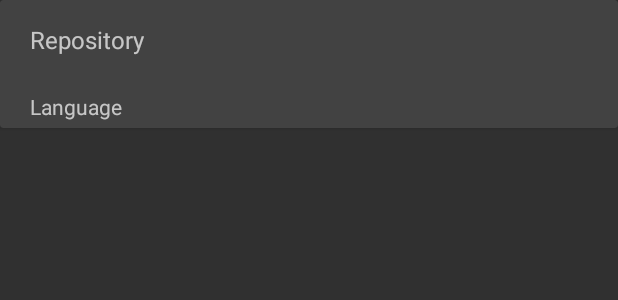
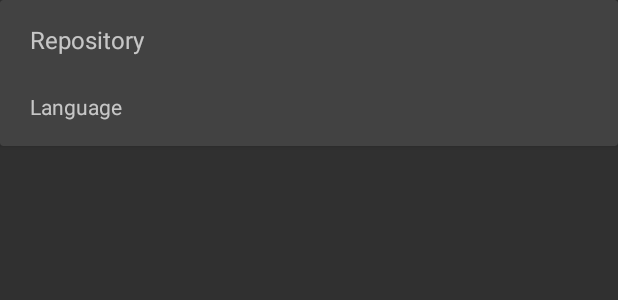
Before and after one commit to Harmo00ny/Github-Profile, an Android app: the layout item_repository.xml on its own in the app's theme, with its tools: preview values and no code run, on a phone screen of 412 x 824 dp. Shown: the top 300 px of the screen. Run offline under Robolectric (Android 15) with nearby library versions, the phone set to English and light mode, and no system bars.

Commit message:
Implementation of UI for repository list screen

```diff
--- /dev/null
+++ b/app/src/main/java/com/marysugar/github_profile/model/Languages.kt
@@ -0,0 +1,6 @@
+package com.marysugar.github_profile.model
+
+enum class Languages {
+    Kotlin,
+    Python
+}
--- a/app/src/main/java/com/marysugar/github_profile/ui/RepositoryListFragment.kt
+++ b/app/src/main/java/com/marysugar/github_profile/ui/RepositoryListFragment.kt
@@ -10,6 +10,7 @@ import androidx.fragment.app.Fragment
 import com.marysugar.github_profile.R
 import com.marysugar.github_profile.databinding.FragmentRepositoryBinding
 import com.marysugar.github_profile.ui.adapter.RepositoryListAdapter
+import com.marysugar.github_profile.util.ItemMarginDecoration
 import com.marysugar.github_profile.viewmodel.RepositoryListViewModel
 import org.koin.androidx.viewmodel.ext.android.viewModel
 
@@ -38,6 +39,11 @@ class RepositoryListFragment : Fragment() {
 
     private fun setupUI() {
         val repositoryListAdapter = RepositoryListAdapter()
+        val itemMargin = resources.getDimensionPixelOffset(R.dimen.repository_margin)
+
+        binding.recyclerView.addItemDecoration(
+            ItemMarginDecoration(itemMargin)
+        )
         binding.adapter = repositoryListAdapter
 
         repositoryListViewModel.let {
--- a/app/src/main/java/com/marysugar/github_profile/util/UIBindingAdapter.kt
+++ b/app/src/main/java/com/marysugar/github_profile/util/UIBindingAdapter.kt
@@ -3,8 +3,8 @@ package com.marysugar.github_profile.util
 import android.widget.ImageView
 import androidx.databinding.BindingAdapter
 import com.marysugar.github_profile.R
+import com.marysugar.github_profile.model.Languages
 import com.squareup.picasso.Picasso
-import java.io.File
 
 object UIBindingAdapter {
     @JvmStatic
@@ -22,11 +22,11 @@ object UIBindingAdapter {
     @BindingAdapter("setLanguageImg")
     fun ImageView.setLanguageImg(language: String) {
         when (language) {
-            "Kotlin" -> {
+            Languages.Kotlin.toString()-> {
                 val resource = R.drawable.ic_kotlin
                 this.setImageResource(resource)
             }
-            "Python" -> {
+            Languages.Python.toString() -> {
                 val resource = R.drawable.ic_icons8_python
                 this.setImageResource(resource)
             }
--- a/app/src/main/res/layout/item_repository.xml
+++ b/app/src/main/res/layout/item_repository.xml
@@ -33,11 +33,13 @@
 
             <TextView
                 android:id="@+id/tv_language"
-                android:text="@string/language"
                 android:layout_width="wrap_content"
                 android:layout_height="20dp"
                 android:layout_marginStart="20dp"
                 android:layout_marginTop="24dp"
+                android:layout_marginBottom="16dp"
+                android:text="@string/language"
+                app:layout_constraintBottom_toBottomOf="parent"
                 app:layout_constraintStart_toStartOf="parent"
                 app:layout_constraintTop_toBottomOf="@+id/repository_name" />
 
@@ -48,10 +50,10 @@
                 android:layout_marginStart="10dp"
                 android:gravity="center"
                 android:textSize="16sp"
-                app:setLanguageImg="@{repository.language}"
-                app:layout_constraintBottom_toBottomOf="parent"
+                app:layout_constraintBottom_toBottomOf="@+id/tv_language"
                 app:layout_constraintStart_toEndOf="@+id/tv_language"
-                app:layout_constraintTop_toTopOf="@+id/tv_language" />
+                app:layout_constraintTop_toTopOf="@+id/tv_language"
+                app:setLanguageImg="@{repository.language}" />
         </androidx.constraintlayout.widget.ConstraintLayout>
     </androidx.cardview.widget.CardView>
 </layout>
--- /dev/null
+++ b/app/src/main/res/values/dimens.xml
@@ -0,0 +1,4 @@
+<?xml version="1.0" encoding="utf-8"?>
+<resources>
+    <dimen name="repository_margin">24dp</dimen>
+</resources>
```
Also changed, not shown: app/src/main/java/com/marysugar/github_profile/util/ItemMarginDecoration.kt (+11 -2 lines).
